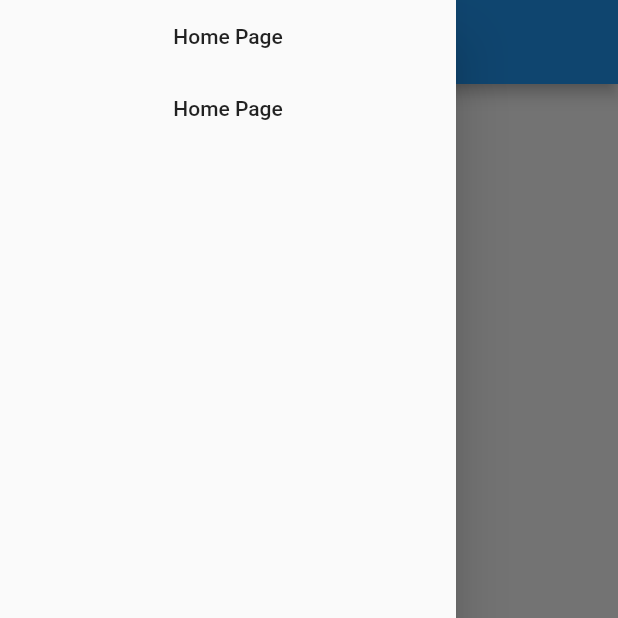
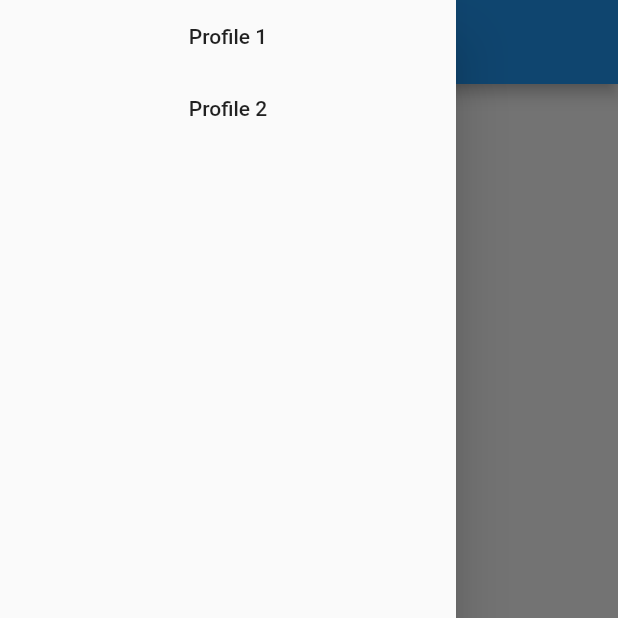
Before and after one commit to raquel-ro/refu_get, a Flutter app: the screen it shows after launch, with the side drawer open, on a phone screen of 412 x 824 dp, the top half of it. Run offline on Flutter 3.47's test engine with Material 2 defaults, Android fonts, the phone set to English and light mode, and no system bars.

Commit message:
dropdown fixed

```diff
--- a/lib/drawer.dart
+++ b/lib/drawer.dart
@@ -13,13 +13,13 @@ class CustomDrawer extends Drawer {
     child: Column(
       children: <Widget>[
         FlatButton(
-          child: const Text("Home Page"),
+          child: const Text("Profile 1"),
           onPressed: () {
             Navigator.push(context, MaterialPageRoute(builder: (context) => MyHomePage(title: "Profile", )));
           },
         ),
       FlatButton(
-          child: Text("Home Page"),
+          child: Text("Profile 2"),
           onPressed: () {
             Navigator.push(context, MaterialPageRoute(builder: (context) => MyHomePage(title: "Profile", )));
           },
--- a/lib/findresources.dart
+++ b/lib/findresources.dart
@@ -1,4 +1,4 @@
-import 'dart:html';
+//import 'dart:html';
 import 'dart:math';
 
 import 'package:flutter/material.dart';
--- a/lib/main.dart
+++ b/lib/main.dart
@@ -70,7 +70,7 @@ class _MyHomePageState extends State<MyHomePage> {
         bottomNavigationBar: BottomNavigationBar(
           items: const [
             BottomNavigationBarItem(label: 'Home', icon: Icon(Icons.today)),
-            BottomNavigationBarItem(label: 'To Do', icon: Icon(Icons.task)),
+            BottomNavigationBarItem(label: 'Favorites', icon: Icon(Icons.favorite)),
             BottomNavigationBarItem(
                 label: 'Translate', icon: Icon(Icons.translate)),
               ],
```
